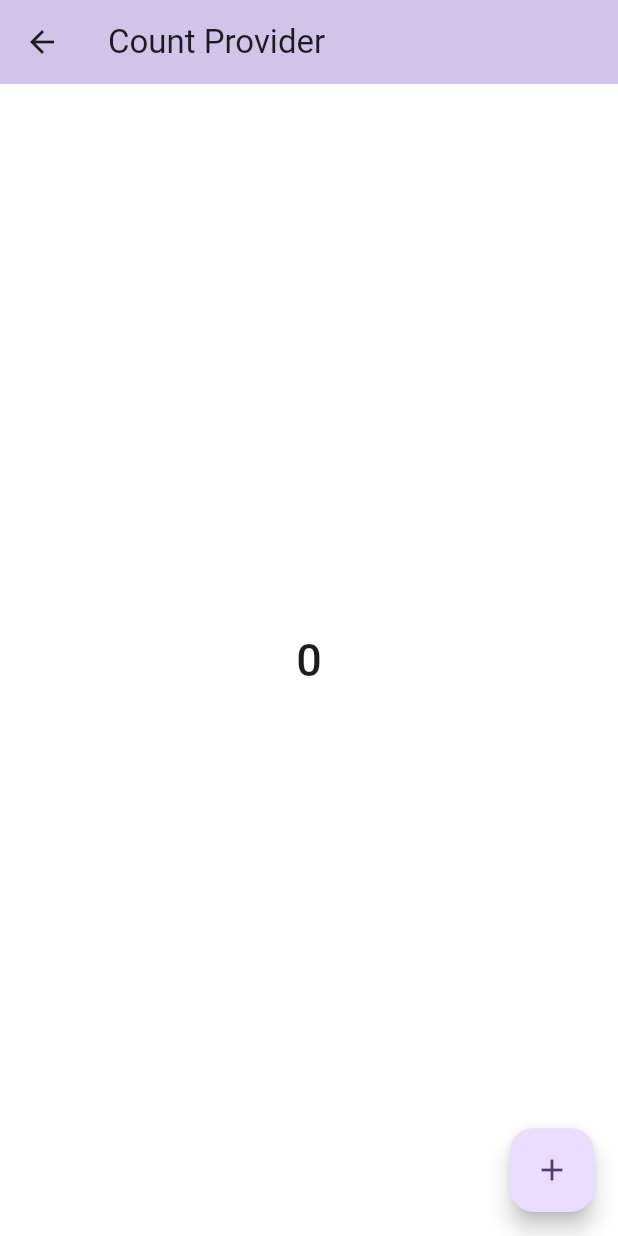
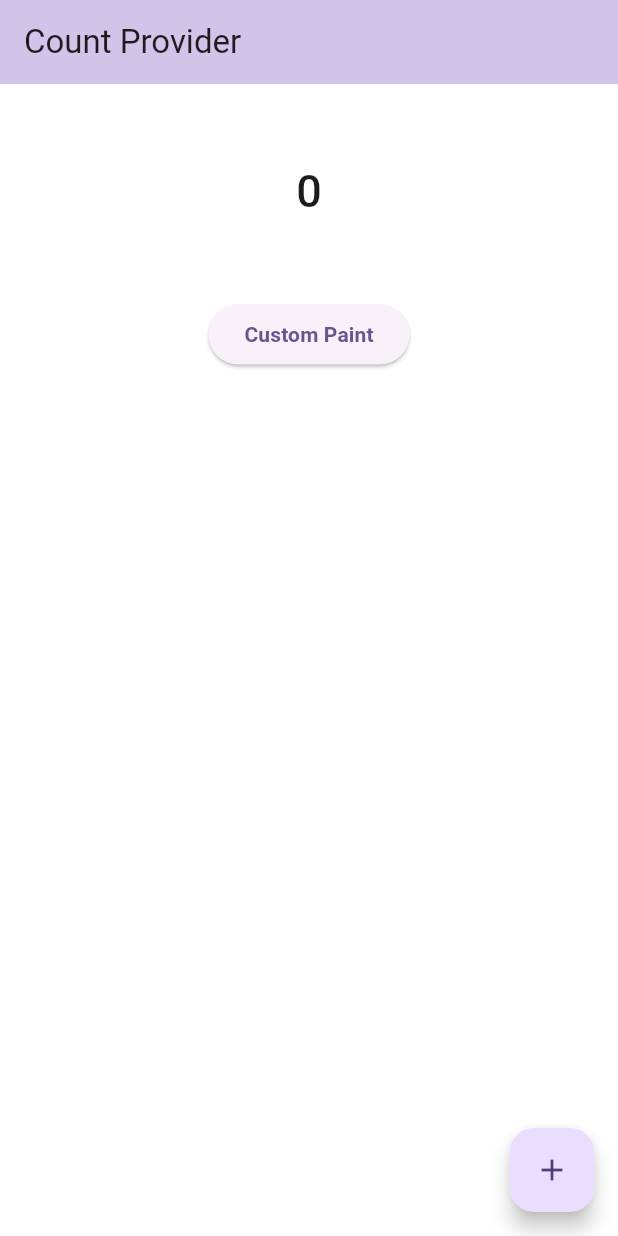
Before and after one commit to ChandravirRaj/flutter_provider, a Flutter app: the CountExample screen opened directly, on a phone screen of 412 x 824 dp. Run offline on Flutter 3.47's test engine with Material 3 defaults, Android fonts, the phone set to English and light mode, and no system bars.

Commit message:
add custom paint in flutter using provider

```diff
--- a/lib/main.dart
+++ b/lib/main.dart
@@ -1,6 +1,5 @@
 import 'package:flutter/material.dart';
 import 'package:flutter_provider/single_provider/module/count_example.dart';
-import 'package:flutter_provider/single_provider/module/custom_paint_example.dart';
 import 'package:flutter_provider/single_provider/provider/circle_provider.dart';
 import 'package:flutter_provider/single_provider/provider/count_provider.dart';
 import 'package:provider/provider.dart';
@@ -30,7 +29,7 @@ class MyApp extends StatelessWidget {
           colorScheme: ColorScheme.fromSeed(seedColor: Colors.deepPurple),
           useMaterial3: true,
         ),
-        home: const CustomPaintExample(),
+        home: const CountExample(),
       ),
     );
   }
--- a/lib/single_provider/module/count_example.dart
+++ b/lib/single_provider/module/count_example.dart
@@ -4,6 +4,8 @@ import 'package:flutter/foundation.dart';
 import 'package:flutter/material.dart';
 import 'package:flutter_provider/single_provider/provider/count_provider.dart';
 import 'package:provider/provider.dart';
+
+import 'custom_paint_example.dart';
 
 class CountExample extends StatefulWidget {
   const CountExample({super.key});
@@ -33,18 +35,41 @@ class _CountExampleState extends State<CountExample> {
       ),
       body: Container(
           decoration: const BoxDecoration(color: Colors.white),
-        child: Center(
+          child: Column(
+            children: [
+              const SizedBox(
+                height: 50,
+                width: double.infinity,
+              ),
+              Center(
                 child: Consumer<CountProvider>(
                   builder: (context, countProvider, child) {
                     return Text(
                       '${context.watch<CountProvider>().count}',
-                style:
-                    const TextStyle(fontSize: 30, fontWeight: FontWeight.w500),
+                      style: const TextStyle(
+                          fontSize: 30, fontWeight: FontWeight.w500),
                     );
                   },
                 ),
               ),
+              const SizedBox(
+                height: 50,
+                width: double.infinity,
               ),
+              ElevatedButton(
+                onPressed: () {
+                  Navigator.push(
+                    context,
+                    MaterialPageRoute(builder: (context) => const CustomPaintExample()),
+                  );
+                },
+                child: const Text(
+                  "Custom Paint",
+                  style: TextStyle(fontWeight: FontWeight.w700),
+                ),
+              ),
+            ],
+          )),
       floatingActionButton: FloatingActionButton(
         onPressed: () {
           context.read<CountProvider>().setCount();
```
Also changed, not shown: 2 other files. Lines whose indentation alone changed are shown as unchanged.
